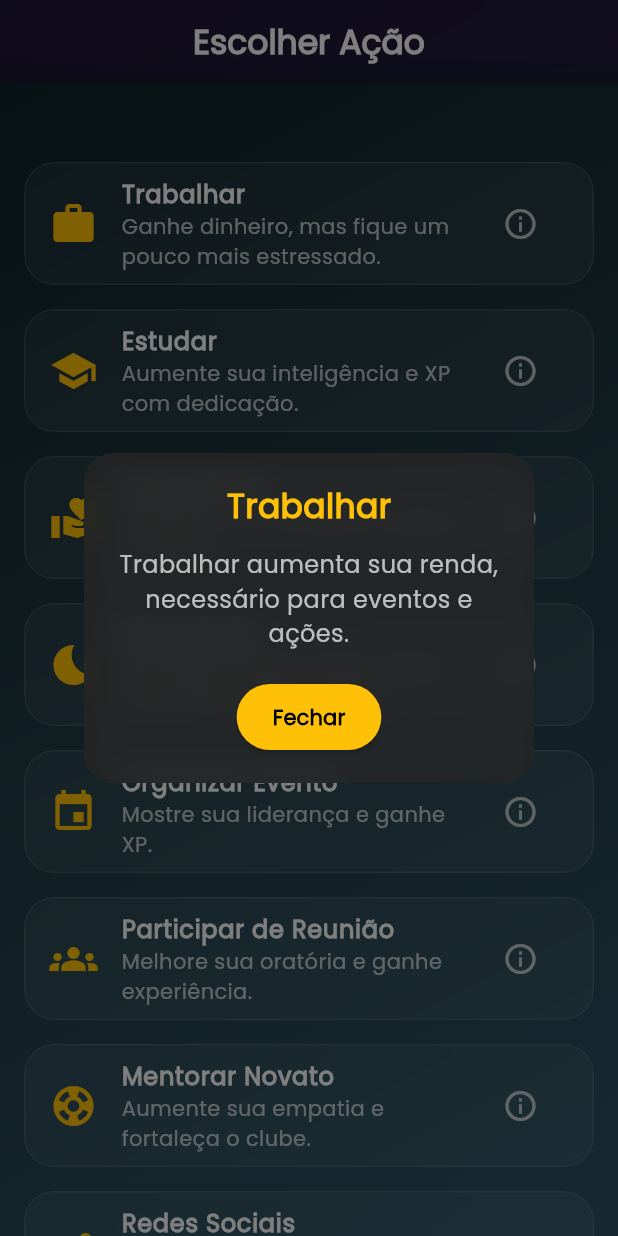
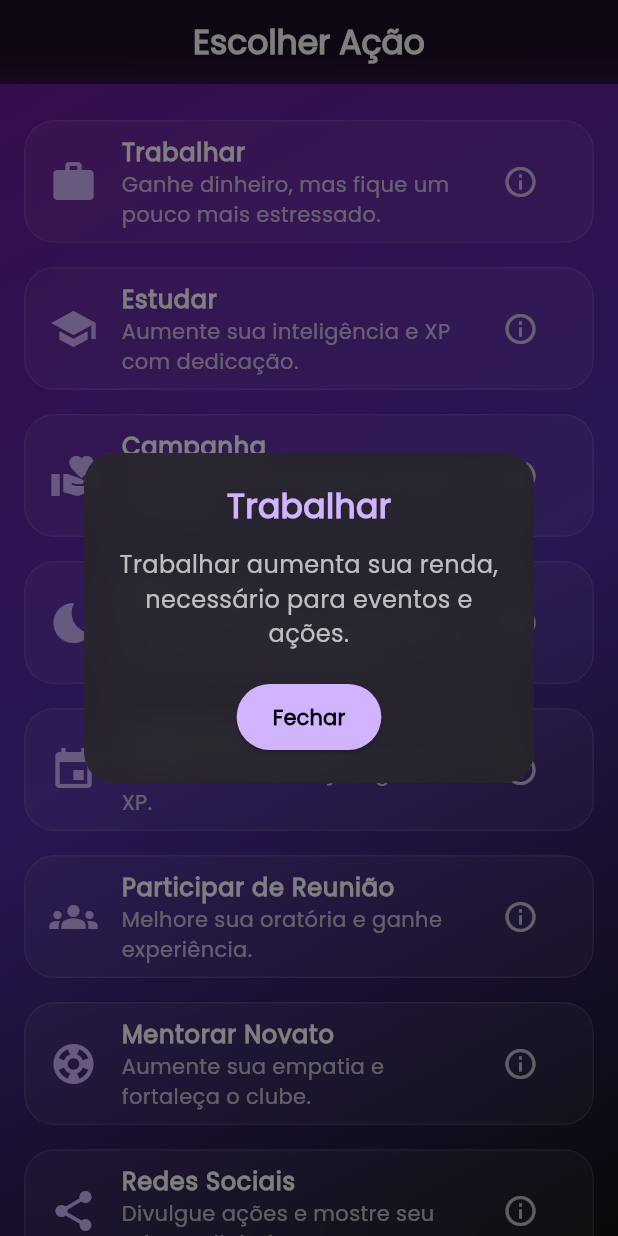
Before and after one commit to GustavoJung/bitleo, a Flutter app: the ActionsScreen screen opened directly with empty values, after a tap on the "info outline" icon, on a phone screen of 412 x 824 dp. Run offline on Flutter 3.47's test engine with Material 3 defaults, Android fonts, the phone set to English and light mode, and no system bars; our stand-ins replace animated_background, confetti, shared_preferences; accounts and stored records are empty.

Commit message:
melhorias visuais - continuar com acoes condicionadas

```diff
--- a/lib/screens/actions_screen.dart
+++ b/lib/screens/actions_screen.dart
@@ -46,7 +46,7 @@ class ActionsScreen extends StatelessWidget {
                       Text(
                         title,
                         style: const TextStyle(
-                          color: Colors.amber,
+                          color: Color(0xFFD1B3FF),
                           fontSize: 22,
                           fontWeight: FontWeight.bold,
                         ),
@@ -63,7 +63,7 @@ class ActionsScreen extends StatelessWidget {
                       const SizedBox(height: 20),
                       ElevatedButton(
                         style: ElevatedButton.styleFrom(
-                          backgroundColor: Colors.amber,
+                          backgroundColor: const Color(0xFFD1B3FF),
                           shape: RoundedRectangleBorder(
                             borderRadius: BorderRadius.circular(30),
                           ),
@@ -96,8 +96,40 @@ class ActionsScreen extends StatelessWidget {
     );
   }
 
+  bool canPerformAction(Map<String, dynamic> action, Map<String, int> status) {
+    if ((action['label'] == 'Trabalhar' || action['label'] == 'Campanha') &&
+        status['saude']! < 30)
+      return false;
+    if ((action['label'] == 'Campanha' || action['label'] == 'Estudar') &&
+        status['felicidade']! < 20)
+      return false;
+    if (action['label'] == 'Estudar' && status['inteligencia']! < 15)
+      return false;
+    return true;
+  }
+
+  String requirementText(Map<String, dynamic> action) {
+    List<String> reqs = [];
+    if (action['label'] == 'Trabalhar' || action['label'] == 'Campanha') {
+      reqs.add('Saúde ≥ 30');
+    }
+    if (action['label'] == 'Campanha' || action['label'] == 'Estudar') {
+      reqs.add('Felicidade ≥ 20');
+    }
+    if (action['label'] == 'Estudar') {
+      reqs.add('Inteligência ≥ 15');
+    }
+    return reqs.join(', ');
+  }
+
   @override
   Widget build(BuildContext context) {
+    final status =
+        ModalRoute.of(context)?.settings.arguments as Map<String, int>? ?? {};
+    final saude = status['saude'] ?? 0;
+    final felicidade = status['felicidade'] ?? 0;
+    final inteligencia = status['inteligencia'] ?? 0;
+
     final List<Map<String, dynamic>> actions = [
       {
         'label': 'Trabalhar',
@@ -171,20 +203,22 @@ class ActionsScreen extends StatelessWidget {
 
     return Scaffold(
       appBar: buildCustomAppBar('Escolher Ação'),
-      extendBodyBehindAppBar: true,
+      extendBodyBehindAppBar: false,
       body: Container(
         decoration: const BoxDecoration(
           gradient: LinearGradient(
-            colors: [Color(0xFF0F2027), Color(0xFF203A43), Color(0xFF2C5364)],
+            colors: [Color(0xFF6A1B9A), Color(0xFF512DA8), Color(0xFF121212)],
             begin: Alignment.topLeft,
             end: Alignment.bottomRight,
           ),
         ),
         child: ListView.builder(
-          padding: const EdgeInsets.only(top: 100, bottom: 20),
+          padding: const EdgeInsets.symmetric(vertical: 16),
           itemCount: actions.length,
           itemBuilder: (context, index) {
             final action = actions[index];
+            final pode = true; //canPerformAction(action, status);
+            final reqText = requirementText(action);
 
             return Padding(
               padding: const EdgeInsets.symmetric(horizontal: 16, vertical: 8),
@@ -192,49 +226,74 @@ class ActionsScreen extends StatelessWidget {
                 borderRadius: BorderRadius.circular(20),
                 child: BackdropFilter(
                   filter: ImageFilter.blur(sigmaX: 10, sigmaY: 10),
+                  child: Opacity(
+                    opacity: pode ? 1.0 : 0.4,
                     child: Container(
                       decoration: BoxDecoration(
                         color: Colors.white.withOpacity(0.05),
                         borderRadius: BorderRadius.circular(20),
-                      border: Border.all(color: Colors.white.withOpacity(0.1)),
+                        border: Border.all(
+                          color: Colors.white.withOpacity(0.1),
+                        ),
                       ),
                       child: ListTile(
                         leading: Icon(
                           action['icon'],
-                        color: Colors.amber,
+                          color: pode
+                              ? const Color(0xFFD1B3FF)
+                              : Colors.white38,
                           size: 32,
                         ),
                         title: Text(
                           action['label'],
-                        style: const TextStyle(
-                          color: Colors.white,
+                          style: TextStyle(
+                            color: pode ? Colors.white : Colors.white38,
                             fontWeight: FontWeight.bold,
                           ),
                         ),
                         subtitle: Text(
                           action['description'],
-                        style: const TextStyle(color: Colors.white70),
+                          style: TextStyle(
+                            color: pode ? Colors.white70 : Colors.white38,
                           ),
-                      trailing: IconButton(
-                        icon: const Icon(
+                        ),
+                        trailing: Tooltip(
+                          message: pode ? 'Saiba mais' : reqText,
+                          child: IconButton(
+                            icon: Icon(
                               Icons.info_outline,
-                          color: Colors.white70,
+                              color: pode ? Colors.white70 : Colors.white38,
                             ),
-                        onPressed: () {
-                          showInfoDialog(
+                            onPressed: () => showInfoDialog(
                               context,
                               action['label'],
                               action['info'] ?? '',
-                          );
-                        },
                             ),
-                      onTap: () {
+                          ),
+                        ),
+                        onTap: pode
+                            ? () {
                                 Navigator.pop(context);
                                 onActionSelected(
                                   action['effects'] as Map<String, dynamic>,
                                   action['label'],
                                 );
+                              }
+                            : () {
+                                ScaffoldMessenger.of(context).showSnackBar(
+                                  SnackBar(
+                                    content: Text(
+                                      'Não pode: $reqText',
+                                      style: const TextStyle(
+                                        color: Colors.white,
+                                      ),
+                                    ),
+                                    backgroundColor: Colors.deepPurple,
+                                    duration: const Duration(seconds: 2),
+                                  ),
+                                );
                               },
+                      ),
                     ),
                   ),
                 ),
--- a/lib/services/atributos_storage.dart
+++ b/lib/services/atributos_storage.dart
@@ -44,14 +44,12 @@ class AtributosStorage {
 
   static Future<void> salvar(Map<String, int> atributos) async {
     final prefs = await SharedPreferences.getInstance();
-    debugPrint("💾 Salvando atributos: $atributos");
     prefs.setString(_key, jsonEncode(atributos));
   }
 
   static Future<Map<String, int>> carregar() async {
     final prefs = await SharedPreferences.getInstance();
     final jsonString = prefs.getString(_key);
-    debugPrint("📦 Carregando atributos: $jsonString");
     if (jsonString == null) {
       return {'Oratória': 0, 'Liderança': 0, 'Empatia': 0, 'Organização': 0};
     }
@@ -60,14 +58,12 @@ class AtributosStorage {
 
   static Future<void> salvarPontos(int pontos) async {
     final prefs = await SharedPreferences.getInstance();
-    debugPrint("💾 Salvando pontos: $pontos");
     prefs.setInt(_pontosKey, pontos);
   }
 
   static Future<int> carregarPontos() async {
     final prefs = await SharedPreferences.getInstance();
     final valor = prefs.getInt(_pontosKey) ?? 0;
-    debugPrint("📦 Carregando pontos: $valor");
     return valor;
   }
 
```
Also changed, not shown: lib/screens/game_screen.dart (+74 -1 lines). Lines whose indentation alone changed are shown as unchanged.
